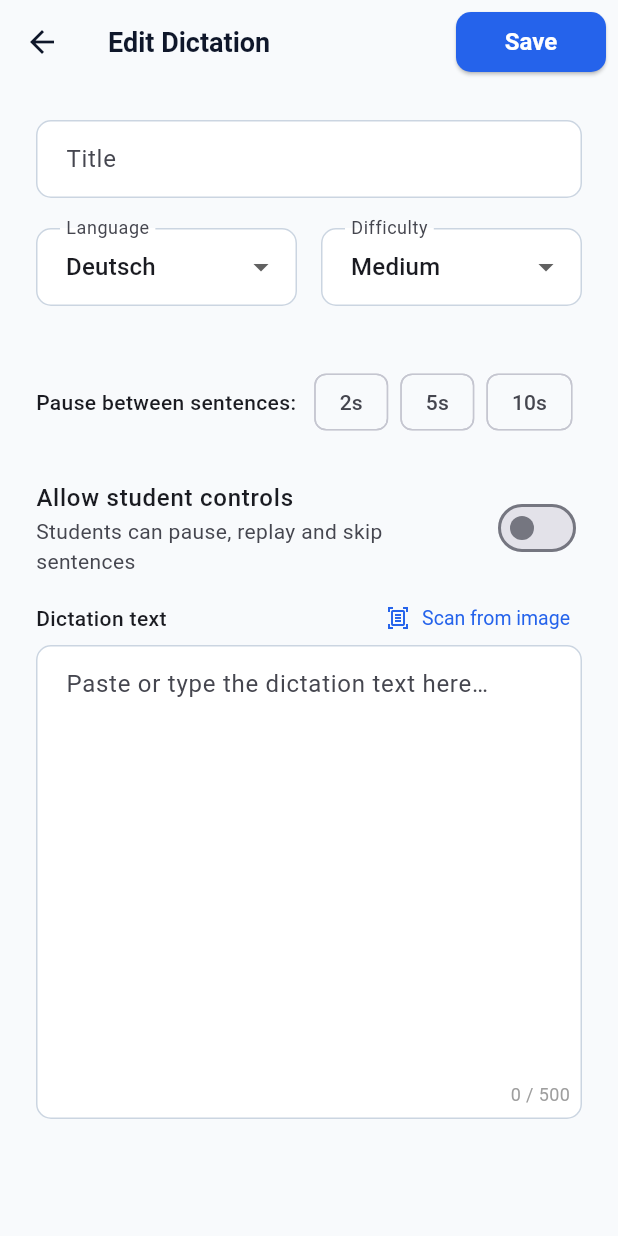
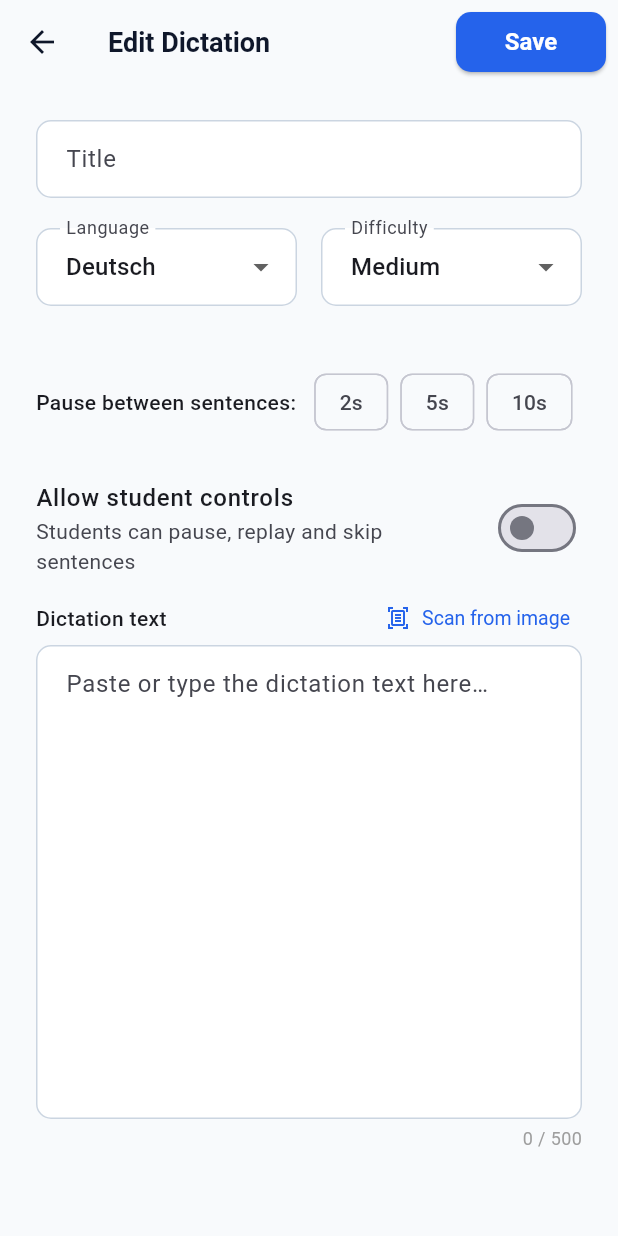
Before and after one commit to iwozere/e-dictation, a Flutter app: the EditDictationScreen screen opened directly with empty values, on a phone screen of 412 x 824 dp. Run offline on Flutter 3.47's test engine with Material 3 defaults, Android fonts, the phone set to English and light mode, and no system bars; our stand-ins replace flutter_riverpod, go_router, image_picker, just_audio, shared_preferences, supabase_flutter; accounts and stored records are empty; statements that could not run were skipped.

Commit message:
usability improvement

```diff
--- a/lib/core/config/app_config.dart
+++ b/lib/core/config/app_config.dart
@@ -51,4 +51,10 @@ class AppConfig {
 
   /// Supported pause durations between sentences (seconds).
   static const List<int> pauseDurations = [2, 5, 10];
+
+  /// Public base URL used to build share links sent to students.
+  static const String appBaseUrl = String.fromEnvironment(
+    'APP_BASE_URL',
+    defaultValue: 'https://e-dictation.vercel.app',
+  );
 }
--- a/lib/features/dictations/presentation/screens/edit_dictation_screen.dart
+++ b/lib/features/dictations/presentation/screens/edit_dictation_screen.dart
@@ -22,6 +22,7 @@ class _EditDictationScreenState extends ConsumerState<EditDictationScreen> {
   final _formKey = GlobalKey<FormState>();
   final _titleCtrl = TextEditingController();
   final _textCtrl = TextEditingController();
+  final _textFocusNode = FocusNode();
 
   DictationLanguage _language = DictationLanguage.german;
   DictationDifficulty? _difficulty;
@@ -38,6 +39,7 @@ class _EditDictationScreenState extends ConsumerState<EditDictationScreen> {
   void dispose() {
     _titleCtrl.dispose();
     _textCtrl.dispose();
+    _textFocusNode.dispose();
     super.dispose();
   }
 
@@ -314,17 +316,17 @@ class _EditDictationScreenState extends ConsumerState<EditDictationScreen> {
                             style: TextStyle(fontWeight: FontWeight.w500),
                           ),
                           OcrImageButton(
-                            onTextExtracted: (text) =>
-                                setState(() => _textCtrl.text = text),
+                            onTextExtracted: (text) {
+                              setState(() => _textCtrl.text = text);
+                              _textFocusNode.requestFocus();
+                            },
                           ),
                         ],
                       ),
                       const SizedBox(height: 6),
-                      Stack(
-                        alignment: Alignment.bottomRight,
-                        children: [
                       TextFormField(
                         controller: _textCtrl,
+                        focusNode: _textFocusNode,
                         maxLines: 12,
                         decoration: const InputDecoration(
                           hintText: 'Paste or type the dictation text here…',
@@ -335,8 +337,9 @@ class _EditDictationScreenState extends ConsumerState<EditDictationScreen> {
                                 ? 'Text is required'
                                 : null,
                       ),
-                          Padding(
-                            padding: const EdgeInsets.all(8),
+                      const SizedBox(height: 4),
+                      Align(
+                        alignment: Alignment.centerRight,
                         child: Text(
                           '$_wordCount / ${AppConfig.maxDictationWords}',
                           style: TextStyle(
@@ -346,8 +349,6 @@ class _EditDictationScreenState extends ConsumerState<EditDictationScreen> {
                                 : Colors.grey[500],
                           ),
                         ),
-                          ),
-                        ],
                       ),
                       if (_overLimit) ...[
                         const SizedBox(height: 8),
```
Also changed, not shown: lib/features/dictations/presentation/screens/create_dictation_screen.dart (+10 -9 lines), lib/features/dictations/presentation/screens/dictation_detail_screen.dart (+9 -5 lines). Lines whose indentation alone changed are shown as unchanged.
